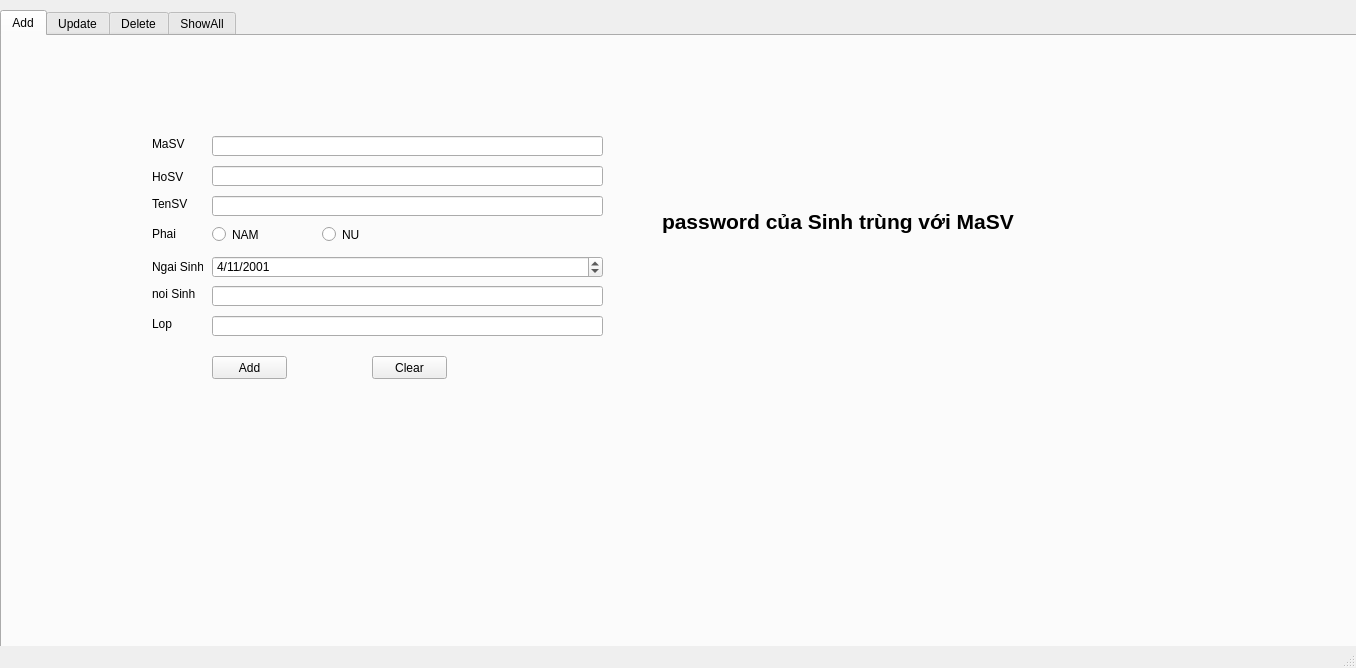
The window that app/view/Student.ui (huynhngoanhthai/python_project) describes before a commit, drawn with Qt 5.
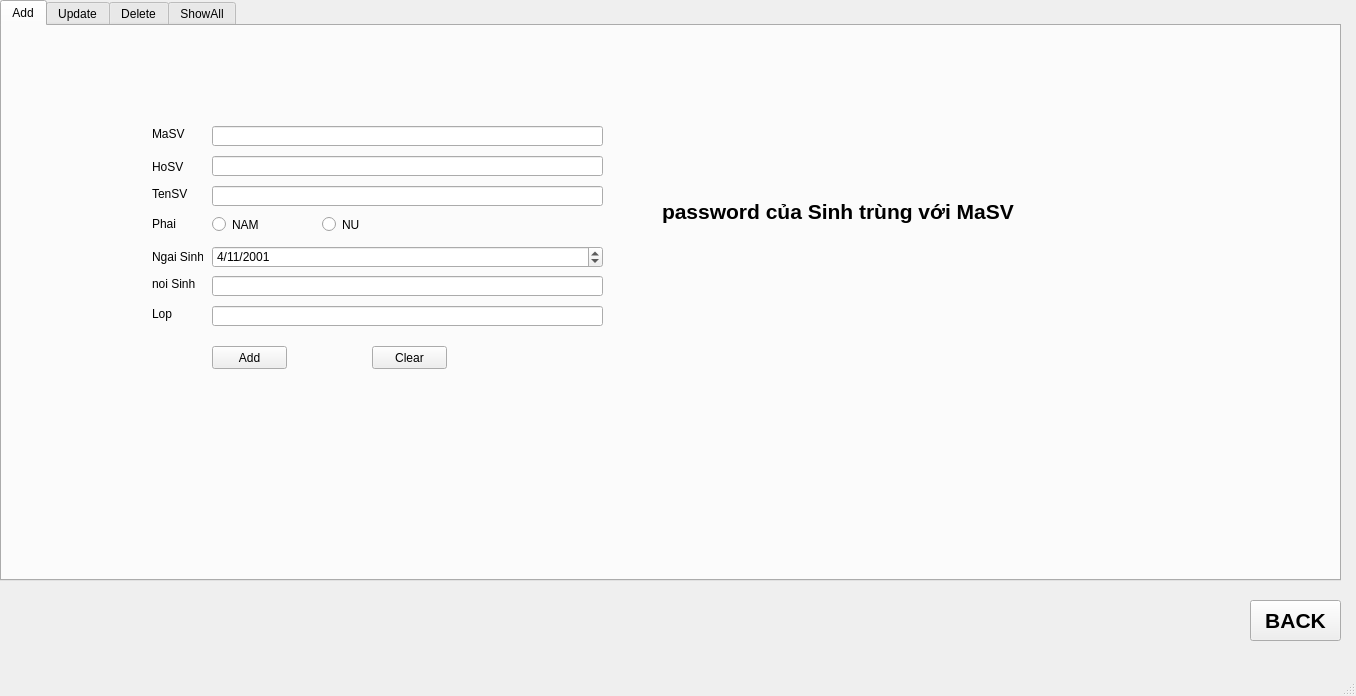
The same window after the commit. The open tabs and pages were chosen to show the change.

What changed in the file:
```diff
--- a/app/view/Student.ui
+++ b/app/view/Student.ui
@@ -7,7 +7,7 @@
     <x>0</x>
     <y>0</y>
     <width>1356</width>
-    <height>668</height>
+    <height>696</height>
    </rect>
   </property>
   <property name="windowTitle">
@@ -21,9 +21,9 @@
     <property name="geometry">
      <rect>
       <x>0</x>
-      <y>10</y>
-      <width>1366</width>
-      <height>668</height>
+      <y>0</y>
+      <width>1341</width>
+      <height>581</height>
      </rect>
     </property>
     <property name="sizePolicy">
@@ -1206,6 +1206,26 @@
      </widget>
     </widget>
    </widget>
+   <widget class="QPushButton" name="QButtonBack">
+    <property name="geometry">
+     <rect>
+      <x>1250</x>
+      <y>600</y>
+      <width>91</width>
+      <height>41</height>
+     </rect>
+    </property>
+    <property name="font">
+     <font>
+      <pointsize>16</pointsize>
+      <weight>75</weight>
+      <bold>true</bold>
+     </font>
+    </property>
+    <property name="text">
+     <string>BACK</string>
+    </property>
+   </widget>
   </widget>
   <widget class="QStatusBar" name="statusbar"/>
  </widget>
```
Left out of the diff: 2 changed lines with no effect on the pictures.
